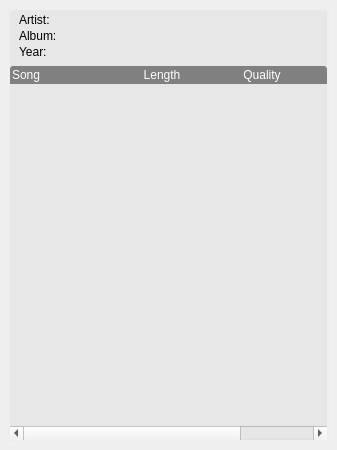
Qt form musicindexer/ui/albuminfo.ui (sebastiandev/muxer) before a commit.
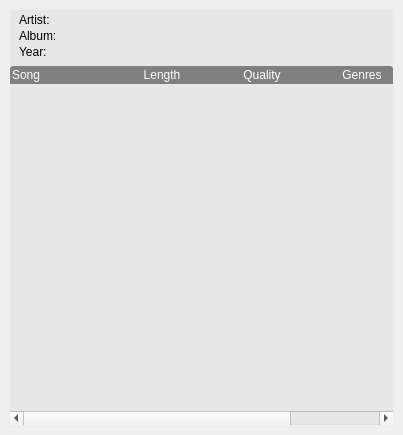
The same form after that commit.

```diff
--- a/musicindexer/ui/albuminfo.ui
+++ b/musicindexer/ui/albuminfo.ui
@@ -6,8 +6,8 @@
    <rect>
     <x>0</x>
     <y>0</y>
-    <width>337</width>
-    <height>450</height>
+    <width>403</width>
+    <height>435</height>
    </rect>
   </property>
   <property name="windowTitle">
```
